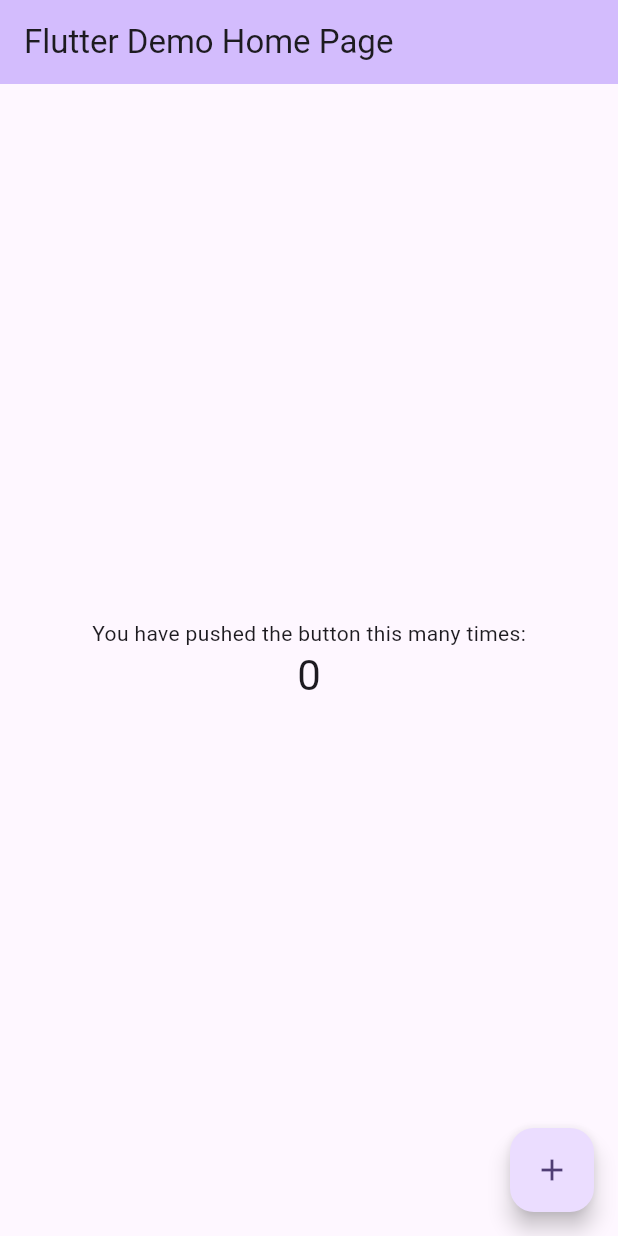
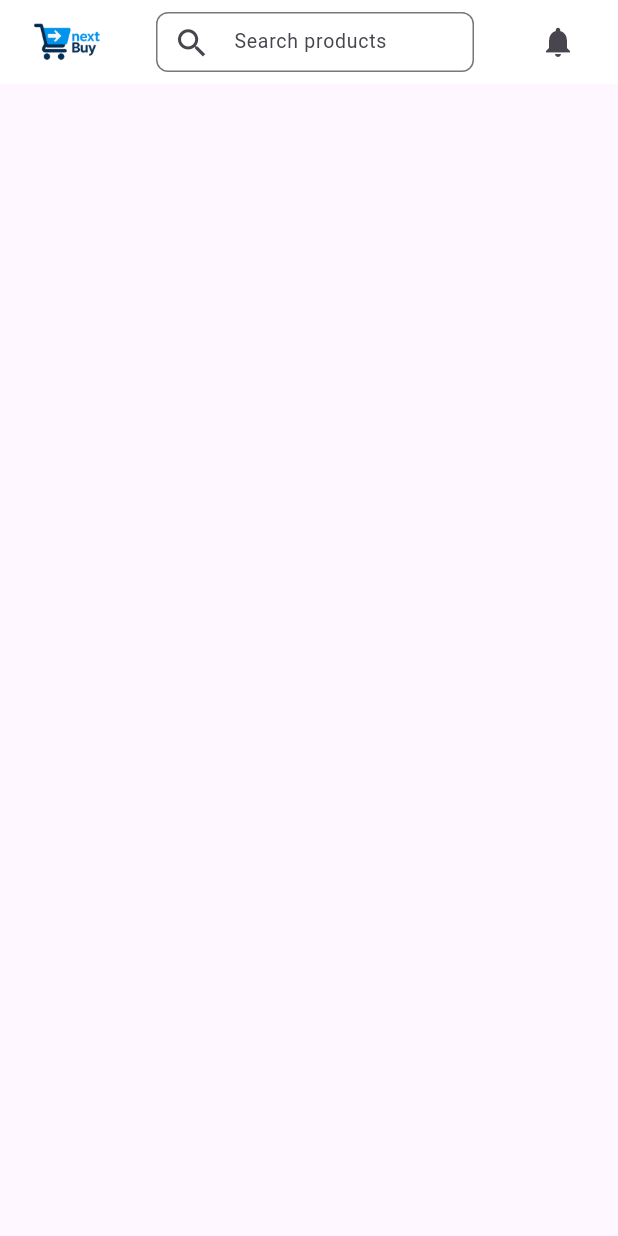
Before and after one commit to Gui232005/Portfolio, a Flutter app: the screen it shows after launch, on a phone screen of 412 x 824 dp. Run offline on Flutter 3.47's test engine with Material 3 defaults, Android fonts, the phone set to English and light mode, and no system bars; our stand-ins replace go_router.

Commit message:
update
I need to improve how notifications pages are made, because if i delete one item from notifications lists the index are selected and not the "content" so i need to make sure if i select number 3 when became number 2 all remains the same

```diff
--- /dev/null
+++ b/new_amazon/lib/components/app_bar.dart
@@ -0,0 +1,30 @@
+import 'package:flutter/material.dart';
+import 'search_bar.dart' as custom_search_bar;
+import 'package:go_router/go_router.dart';
+
+class CustomAppBar extends StatefulWidget{
+  const CustomAppBar({super.key});
+
+  @override
+  State<CustomAppBar> createState() => _CustomAppBarState();
+}
+
+class _CustomAppBarState extends State<CustomAppBar> {
+  @override
+  Widget build(BuildContext context) {
+    return AppBar(
+        leading: Image.asset('assets/logo.png'),
+        title: const custom_search_bar.SearchBar(),
+        centerTitle: true,
+        actions: [
+          IconButton(
+            icon: const Icon(Icons.notifications),
+            onPressed: () {
+              context.push('/notifications');
+            },
+          ),
+        ],
+        backgroundColor: Colors.white,
+    );
+  }
+}
--- /dev/null
+++ b/new_amazon/lib/components/search_bar.dart
@@ -0,0 +1,53 @@
+import 'package:flutter/material.dart';
+
+class SearchBar extends StatefulWidget {
+  const SearchBar({super.key});
+
+  @override
+  State<SearchBar> createState() => _SearchBarState();
+}
+
+class _SearchBarState extends State<SearchBar> {
+  final FocusNode _focusNode = FocusNode();
+
+  @override
+  void dispose() {
+    _focusNode.dispose();
+    super.dispose();
+  }
+
+  @override
+  Widget build(BuildContext context) {
+    return GestureDetector(
+      onTap: () {
+        _focusNode.unfocus();
+      },
+      child: Container(
+        height: 60,
+        padding: const EdgeInsets.symmetric(horizontal: 16.0, vertical: 10.0),
+        child: Row(
+          children: [
+            Expanded(
+              child: TextField(
+                textAlign: TextAlign.left,
+                decoration: InputDecoration(
+                  prefixIcon: IconButton(
+                    icon: const Icon(Icons.search, size: 25,),
+                    onPressed: () {
+                      // Handle search action
+                    },
+                  ),
+                  hintText: 'Search products',
+                  hintStyle: TextStyle(fontSize: 13),
+                  border: OutlineInputBorder(
+                    borderRadius: BorderRadius.circular(8.0),
+                  ),
+                ),
+              ),
+            ),
+          ],
+        ),
+      ),
+    );
+  }
+}
--- a/new_amazon/lib/main.dart
+++ b/new_amazon/lib/main.dart
@@ -1,4 +1,9 @@
+// ignore_for_file: no_leading_underscores_for_local_identifiers
+
 import 'package:flutter/material.dart';
+import 'package:go_router/go_router.dart';
+import 'components/app_bar.dart' as custom_app_bar;
+import 'routing.dart';
 
 void main() {
   runApp(const MyApp());
@@ -6,117 +11,41 @@ void main() {
 
 class MyApp extends StatelessWidget {
   const MyApp({super.key});
-
-  // This widget is the root of your application.
   @override
   Widget build(BuildContext context) {
-    return MaterialApp(
+    late final GoRouter _router = GoRouteConfig().router;
+    return MaterialApp.router(
+      routerConfig: _router,
       title: 'Flutter Demo',
       theme: ThemeData(
-        // This is the theme of your application.
-        //
-        // TRY THIS: Try running your application with "flutter run". You'll see
-        // the application has a purple toolbar. Then, without quitting the app,
-        // try changing the seedColor in the colorScheme below to Colors.green
-        // and then invoke "hot reload" (save your changes or press the "hot
-        // reload" button in a Flutter-supported IDE, or press "r" if you used
-        // the command line to start the app).
-        //
-        // Notice that the counter didn't reset back to zero; the application
-        // state is not lost during the reload. To reset the state, use hot
-        // restart instead.
-        //
-        // This works for code too, not just values: Most code changes can be
-        // tested with just a hot reload.
         colorScheme: ColorScheme.fromSeed(seedColor: Colors.deepPurple),
       ),
-      home: const MyHomePage(title: 'Flutter Demo Home Page'),
     );
   }
 }
 
-class MyHomePage extends StatefulWidget {
-  const MyHomePage({super.key, required this.title});
-
-  // This widget is the home page of your application. It is stateful, meaning
-  // that it has a State object (defined below) that contains fields that affect
-  // how it looks.
-
-  // This class is the configuration for the state. It holds the values (in this
-  // case the title) provided by the parent (in this case the App widget) and
-  // used by the build method of the State. Fields in a Widget subclass are
-  // always marked "final".
-
-  final String title;
-
-  @override
-  State<MyHomePage> createState() => _MyHomePageState();
-}
-
-class _MyHomePageState extends State<MyHomePage> {
-  int _counter = 0;
-
-  void _incrementCounter() {
-    setState(() {
-      // This call to setState tells the Flutter framework that something has
-      // changed in this State, which causes it to rerun the build method below
-      // so that the display can reflect the updated values. If we changed
-      // _counter without calling setState(), then the build method would not be
-      // called again, and so nothing would appear to happen.
-      _counter++;
-    });
-  }
-
+class MyHomePage extends StatelessWidget {
+  const MyHomePage({super.key});
   @override
   Widget build(BuildContext context) {
-    // This method is rerun every time setState is called, for instance as done
-    // by the _incrementCounter method above.
-    //
-    // The Flutter framework has been optimized to make rerunning build methods
-    // fast, so that you can just rebuild anything that needs updating rather
-    // than having to individually change instances of widgets.
     return Scaffold(
       appBar: AppBar(
-        // TRY THIS: Try changing the color here to a specific color (to
-        // Colors.amber, perhaps?) and trigger a hot reload to see the AppBar
-        // change color while the other colors stay the same.
-        backgroundColor: Theme.of(context).colorScheme.inversePrimary,
-        // Here we take the value from the MyHomePage object that was created by
-        // the App.build method, and use it to set our appbar title.
-        title: Text(widget.title),
+        title: custom_app_bar.CustomAppBar(),
+        backgroundColor: Colors.white,
       ),
-      body: Center(
-        // Center is a layout widget. It takes a single child and positions it
-        // in the middle of the parent.
-        child: Column(
-          // Column is also a layout widget. It takes a list of children and
-          // arranges them vertically. By default, it sizes itself to fit its
-          // children horizontally, and tries to be as tall as its parent.
-          //
-          // Column has various properties to control how it sizes itself and
-          // how it positions its children. Here we use mainAxisAlignment to
-          // center the children vertically; the main axis here is the vertical
-          // axis because Columns are vertical (the cross axis would be
-          // horizontal).
-          //
-          // TRY THIS: Invoke "debug painting" (choose the "Toggle Debug Paint"
-          // action in the IDE, or press "p" in the console), to see the
-          // wireframe for each widget.
-          mainAxisAlignment: MainAxisAlignment.center,
-          children: <Widget>[
-            const Text('You have pushed the button this many times:'),
-            Text(
-              '$_counter',
-              style: Theme.of(context).textTheme.headlineMedium,
-            ),
-          ],
+      body: SingleChildScrollView(
+        child: GestureDetector(
+          child: Column(
+            children: [
+              Row(
+                children: [
+
+                ],
+              )
+            ]
+          )
         ),
       ),
-      floatingActionButton: FloatingActionButton(
-        onPressed: _incrementCounter,
-        tooltip: 'Increment',
-        child: const Icon(Icons.add),
-      ), // This trailing comma makes auto-formatting nicer for build methods.
     );
   }
 }
--- /dev/null
+++ b/new_amazon/lib/routing.dart
@@ -0,0 +1,19 @@
+import 'package:go_router/go_router.dart';
+import 'package:new_amazon/main.dart';
+import 'package:new_amazon/pages/notifications_page.dart';
+
+class GoRouteConfig {
+  final GoRouter router = GoRouter(
+    initialLocation: '/',
+    routes: [
+      GoRoute(
+        path: '/',
+        builder: (context, state) => MyHomePage(),
+      ),
+      GoRoute(
+        path: '/notifications',
+        builder: (context, state) => NotificationsPage(),
+      ),
+    ],
+  );
+}
--- a/new_amazon/pubspec.yaml
+++ b/new_amazon/pubspec.yaml
@@ -34,6 +34,8 @@ dependencies:
   # The following adds the Cupertino Icons font to your application.
   # Use with the CupertinoIcons class for iOS style icons.
   cupertino_icons: ^1.0.8
+  standard_searchbar: ^2.1.1
+  go_router: ^16.1.0
 
 dev_dependencies:
   flutter_test:
@@ -58,8 +60,8 @@ flutter:
   uses-material-design: true
 
   # To add assets to your application, add an assets section, like this:
-  # assets:
-  #   - images/a_dot_burr.jpeg
+  assets:
+    - assets/logo.png
   #   - images/a_dot_ham.jpeg
 
   # An image asset can refer to one or more resolution-specific "variants", see
```
Also changed, not shown: new_amazon/lib/components/notifications_appBar.dart (added, +31 -0 lines), new_amazon/lib/pages/notifications_page.dart (added, +78 -0 lines), new_amazon/assets/logo.png (added), new_amazon/lib/routing/routing.dart (added), new_amazon/pubspec.lock.
